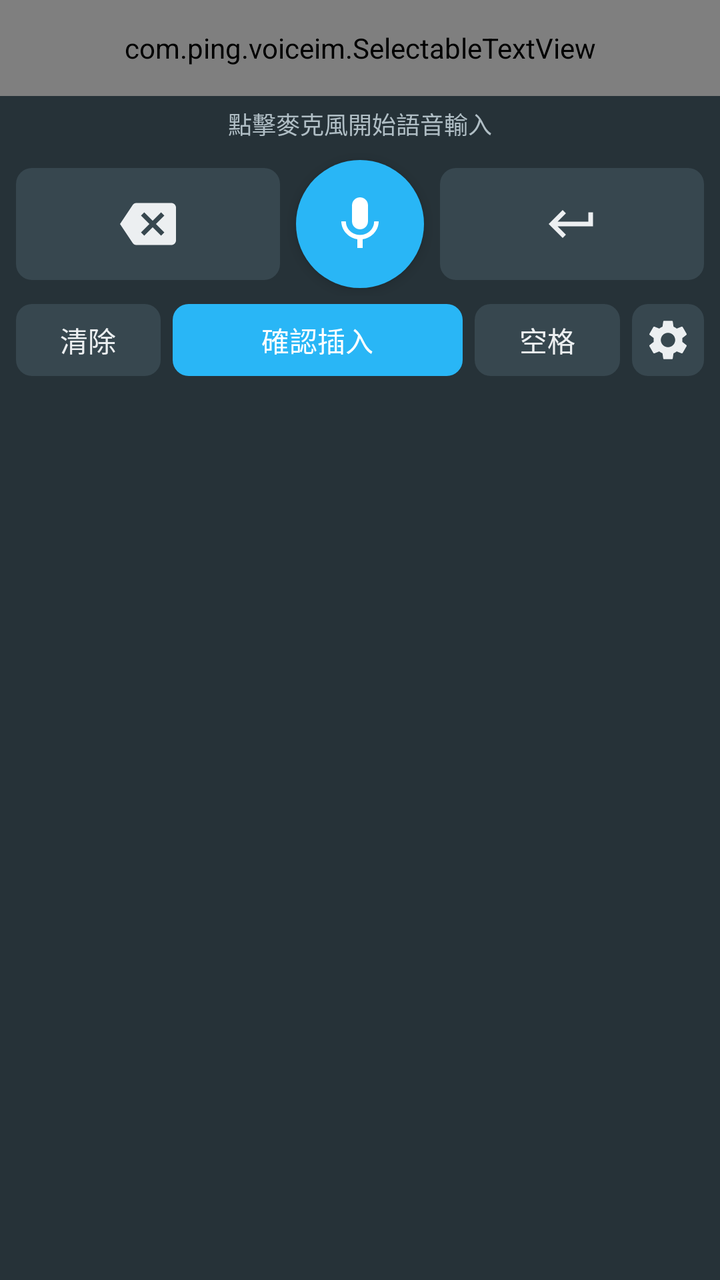
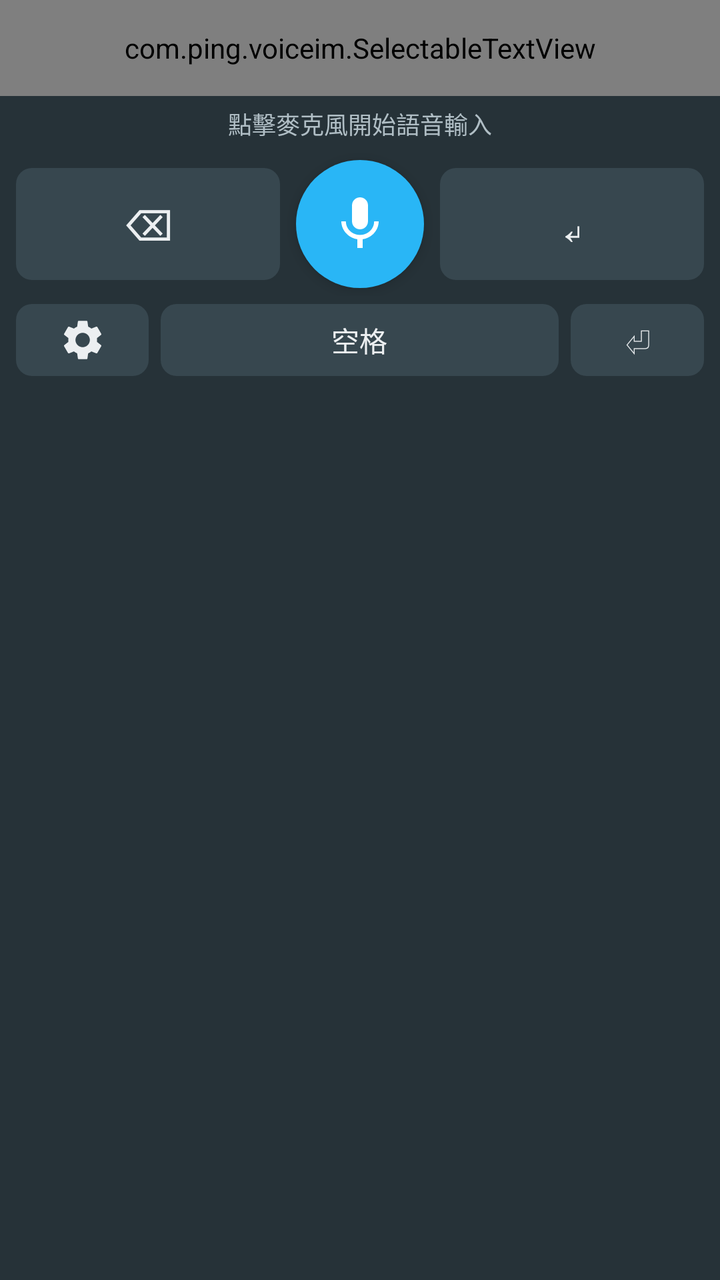

Two renders of the same Android screen: before a commit and after it. Below are the layout's source before the change and the commit's diff.
<!-- AndroidManifest.xml: application theme Theme.VoiceAssistant -->
<!-- res/layout/ime_keyboard.xml -->
<?xml version="1.0" encoding="utf-8"?>
<LinearLayout xmlns:android="http://schemas.android.com/apk/res/android"
    android:layout_width="match_parent"
    android:layout_height="wrap_content"
    android:orientation="vertical"
    android:background="@color/ime_bg"
    android:paddingBottom="8dp">

    
    <HorizontalScrollView
        android:layout_width="match_parent"
        android:layout_height="48dp"
        android:background="@color/ime_preview_bg"
        android:fillViewport="true">
        <com.ping.voiceim.SelectableTextView
            android:id="@+id/tv_transcription"
            android:layout_width="wrap_content"
            android:layout_height="match_parent"
            android:gravity="center_vertical"
            android:paddingStart="12dp"
            android:paddingEnd="12dp"
            android:textSize="18sp"
            android:textColor="@color/ime_preview_text"
            android:hint="辨識結果將顯示於此"
            android:textColorHint="#888888"
            android:singleLine="true" />
    </HorizontalScrollView>

    
    <ProgressBar
        android:id="@+id/progress_bar"
        style="@android:style/Widget.ProgressBar.Horizontal"
        android:layout_width="match_parent"
        android:layout_height="4dp"
        android:max="100"
        android:visibility="gone"
        android:progressTint="@color/ime_accent" />

    
    <TextView
        android:id="@+id/tv_status"
        android:layout_width="match_parent"
        android:layout_height="28dp"
        android:gravity="center"
        android:textSize="12sp"
        android:textColor="@color/ime_status_text"
        android:text="點擊麥克風開始語音輸入" />

    
    <LinearLayout
        android:id="@+id/layout_normal_controls"
        android:layout_width="match_parent"
        android:layout_height="wrap_content"
        android:orientation="vertical">

        
        <LinearLayout
            android:layout_width="match_parent"
            android:layout_height="72dp"
            android:orientation="horizontal"
            android:gravity="center_vertical"
            android:paddingStart="8dp"
            android:paddingEnd="8dp">

            <ImageButton
                android:id="@+id/btn_backspace"
                android:layout_width="0dp"
                android:layout_height="56dp"
                android:layout_weight="1"
                android:src="@drawable/ic_backspace"
                android:background="@drawable/key_bg"
                android:contentDescription="退格"
                android:scaleType="center" />

            <Space android:layout_width="8dp" android:layout_height="0dp" />

            <ImageButton
                android:id="@+id/btn_mic"
                android:layout_width="64dp"
                android:layout_height="64dp"
                android:src="@drawable/ic_mic"
                android:background="@drawable/mic_bg"
                android:contentDescription="語音輸入"
                android:scaleType="centerInside"
                android:padding="14dp"
                android:elevation="4dp" />

            <Space android:layout_width="8dp" android:layout_height="0dp" />

            <ImageButton
                android:id="@+id/btn_enter"
                android:layout_width="0dp"
                android:layout_height="56dp"
                android:layout_weight="1"
                android:src="@drawable/ic_enter"
                android:background="@drawable/key_bg"
                android:contentDescription="確認/換行"
                android:scaleType="center" />
        </LinearLayout>

        
        <LinearLayout
            android:layout_width="match_parent"
            android:layout_height="44dp"
            android:orientation="horizontal"
            android:paddingStart="8dp"
            android:paddingEnd="8dp"
            android:gravity="center_vertical">

            <TextView
                android:id="@+id/btn_clear"
                android:layout_width="0dp"
                android:layout_height="36dp"
                android:layout_weight="1"
                android:gravity="center"
                android:text="清除"
                android:textSize="14sp"
                android:textColor="@color/ime_key_text"
                android:background="@drawable/key_bg" />

            <Space android:layout_width="6dp" android:layout_height="0dp" />

            <TextView
                android:id="@+id/btn_commit"
                android:layout_width="0dp"
                android:layout_height="36dp"
                android:layout_weight="2"
                android:gravity="center"
                android:text="確認插入"
                android:textSize="14sp"
                android:textColor="@color/ime_accent_text"
                android:background="@drawable/commit_bg" />

            <Space android:layout_width="6dp" android:layout_height="0dp" />

            <TextView
                android:id="@+id/btn_space"
                android:layout_width="0dp"
                android:layout_height="36dp"
                android:layout_weight="1"
                android:gravity="center"
                android:text="空格"
                android:textSize="14sp"
                android:textColor="@color/ime_key_text"
                android:background="@drawable/key_bg" />

            <Space android:layout_width="6dp" android:layout_height="0dp" />

            <ImageButton
                android:id="@+id/btn_settings"
                android:layout_width="36dp"
                android:layout_height="36dp"
                android:src="@drawable/ic_settings"
                android:background="@drawable/key_bg"
                android:contentDescription="詞彙設定"
                android:scaleType="centerInside"
                android:padding="6dp" />
        </LinearLayout>
    </LinearLayout>

    
    <LinearLayout
        android:id="@+id/layout_candidates"
        android:layout_width="match_parent"
        android:layout_height="wrap_content"
        android:orientation="vertical"
        android:visibility="gone"
        android:background="@color/ime_bg">

        
        <TextView
            android:id="@+id/tv_selected_range"
            android:layout_width="match_parent"
            android:layout_height="32dp"
            android:gravity="center_vertical"
            android:paddingStart="12dp"
            android:paddingEnd="12dp"
            android:textSize="12sp"
            android:textColor="@color/ime_status_text"
            android:singleLine="true" />

        
        <ScrollView
            android:layout_width="match_parent"
            android:layout_height="wrap_content"
            android:maxHeight="96dp"
            android:paddingStart="8dp"
            android:paddingEnd="8dp"
            android:paddingTop="4dp"
            android:paddingBottom="4dp">
            <com.google.android.material.chip.ChipGroup
                android:id="@+id/ll_candidates"
                android:layout_width="match_parent"
                android:layout_height="wrap_content"
                app:chipSpacingHorizontal="4dp"
                app:chipSpacingVertical="2dp"
                xmlns:app="http://schemas.android.com/apk/res-auto" />
        </ScrollView>

        
        <LinearLayout
            android:layout_width="match_parent"
            android:layout_height="44dp"
            android:orientation="horizontal"
            android:paddingStart="8dp"
            android:paddingEnd="8dp"
            android:gravity="center_vertical">

            <TextView
                android:id="@+id/btn_sel_expand_left"
                android:layout_width="0dp"
                android:layout_height="36dp"
                android:layout_weight="1"
                android:gravity="center"
                android:text="◀"
                android:textSize="16sp"
                android:textColor="@color/ime_key_text"
                android:background="@drawable/key_bg" />

            <Space android:layout_width="6dp" android:layout_height="0dp" />

            <TextView
                android:id="@+id/btn_sel_expand_right"
                android:layout_width="0dp"
                android:layout_height="36dp"
                android:layout_weight="1"
                android:gravity="center"
                android:text="▶"
                android:textSize="16sp"
                android:textColor="@color/ime_key_text"
                android:background="@drawable/key_bg" />

            <Space android:layout_width="6dp" android:layout_height="0dp" />

            <TextView
                android:id="@+id/btn_cancel_selection"
                android:layout_width="0dp"
                android:layout_height="36dp"
                android:layout_weight="2"
                android:gravity="center"
                android:text="取消選取"
                android:textSize="13sp"
                android:textColor="@color/ime_key_text"
                android:background="@drawable/key_bg" />
        </LinearLayout>
    </LinearLayout>

</LinearLayout>
<!-- resources referenced by this layout -->
<resources>
  <color name="ime_accent">#29B6F6</color>
  <color name="ime_accent_text">#FFFFFF</color>
  <color name="ime_bg">#263238</color>
  <color name="ime_key_text">#ECEFF1</color>
  <color name="ime_preview_bg">#1C272C</color>
  <color name="ime_preview_text">#FFFFFF</color>
  <color name="ime_status_text">#B0BEC5</color>
  <!-- drawable commit_bg (drawable) -->
  <?xml version="1.0" encoding="utf-8"?>
  <shape xmlns:android="http://schemas.android.com/apk/res/android"
      android:shape="rectangle">
      <solid android:color="@color/ime_accent" />
      <corners android:radius="8dp" />
  </shape>
  <!-- drawable ic_backspace (drawable) -->
  <?xml version="1.0" encoding="utf-8"?>
  <vector xmlns:android="http://schemas.android.com/apk/res/android"
      android:width="28dp"
      android:height="28dp"
      android:viewportWidth="24"
      android:viewportHeight="24">
      <path
          android:fillColor="@color/ime_key_icon"
          android:pathData="M22,3H7c-0.69,0 -1.23,0.35 -1.59,0.88L0,12l5.41,8.11C5.77,20.64 6.31,21 7,21h15c1.1,0 2,-0.9 2,-2V5c0,-1.1 -0.9,-2 -2,-2zM19,15.59L17.59,17 14,13.41 10.41,17 9,15.59 12.59,12 9,8.41 10.41,7 14,10.59 17.59,7 19,8.41 15.41,12 19,15.59z"/>
  </vector>
  <!-- drawable ic_enter (drawable) -->
  <?xml version="1.0" encoding="utf-8"?>
  <vector xmlns:android="http://schemas.android.com/apk/res/android"
      android:width="28dp"
      android:height="28dp"
      android:viewportWidth="24"
      android:viewportHeight="24">
      <path
          android:fillColor="@color/ime_key_icon"
          android:pathData="M19,7v4H5.83l3.58,-3.59L8,6l-6,6 6,6 1.41,-1.41L5.83,13H21V7z"/>
  </vector>
  <!-- drawable ic_mic (drawable) -->
  <?xml version="1.0" encoding="utf-8"?>
  <vector xmlns:android="http://schemas.android.com/apk/res/android"
      android:width="32dp"
      android:height="32dp"
      android:viewportWidth="24"
      android:viewportHeight="24">
      <path
          android:fillColor="#FFFFFF"
          android:pathData="M12,14c1.66,0 2.99,-1.34 2.99,-3L15,5c0,-1.66 -1.34,-3 -3,-3S9,3.34 9,5v6c0,1.66 1.34,3 3,3z"/>
      <path
          android:fillColor="#FFFFFF"
          android:pathData="M17.3,11c0,3 -2.54,5.1 -5.3,5.1S6.7,14 6.7,11H5c0,3.41 2.72,6.23 6,6.72V21h2v-3.28c3.28,-0.48 6,-3.3 6,-6.72h-1.7z"/>
  </vector>
  <!-- drawable key_bg (drawable) -->
  <?xml version="1.0" encoding="utf-8"?>
  <shape xmlns:android="http://schemas.android.com/apk/res/android"
      android:shape="rectangle">
      <solid android:color="@color/ime_key_bg" />
      <corners android:radius="8dp" />
  </shape>
  <!-- drawable mic_bg (drawable) -->
  <?xml version="1.0" encoding="utf-8"?>
  <shape xmlns:android="http://schemas.android.com/apk/res/android"
      android:shape="oval">
      <solid android:color="@color/ime_accent" />
  </shape>
  <style name="Theme.VoiceAssistant" parent="Theme.MaterialComponents.DayNight.NoActionBar">
          <item name="colorPrimary">@color/ime_accent</item>
          <item name="colorPrimaryDark">#0288D1</item>
          <item name="colorAccent">@color/ime_accent</item>
      </style>
  <color name="ime_key_icon">#ECEFF1</color>
  <color name="ime_key_bg">#37474F</color>
  <!-- unchanged entries left out for length: 1 -->
</resources>

<!-- the commit's change to res/layout/ime_keyboard.xml (unified diff, before → after) -->
@@ -62,15 +62,16 @@
             android:paddingStart="8dp"
             android:paddingEnd="8dp">
 
-            <ImageButton
+            <TextView
                 android:id="@+id/btn_backspace"
                 android:layout_width="0dp"
                 android:layout_height="56dp"
                 android:layout_weight="1"
-                android:src="@drawable/ic_backspace"
-                android:background="@drawable/key_bg"
-                android:contentDescription="退格"
-                android:scaleType="center" />
+                android:gravity="center"
+                android:text="⌫"
+                android:textSize="22sp"
+                android:textColor="@color/ime_key_text"
+                android:background="@drawable/key_bg" />
 
             <Space android:layout_width="8dp" android:layout_height="0dp" />
 
@@ -87,15 +88,16 @@
 
             <Space android:layout_width="8dp" android:layout_height="0dp" />
 
-            <ImageButton
+            <TextView
                 android:id="@+id/btn_enter"
                 android:layout_width="0dp"
                 android:layout_height="56dp"
                 android:layout_weight="1"
-                android:src="@drawable/ic_enter"
-                android:background="@drawable/key_bg"
-                android:contentDescription="確認/換行"
-                android:scaleType="center" />
+                android:gravity="center"
+                android:text="↵"
+                android:textSize="22sp"
+                android:textColor="@color/ime_key_text"
+                android:background="@drawable/key_bg" />
         </LinearLayout>
 
         
@@ -107,54 +109,42 @@
             android:paddingEnd="8dp"
             android:gravity="center_vertical">
 
-            <TextView
-                android:id="@+id/btn_clear"
-                android:layout_width="0dp"
-                android:layout_height="36dp"
-                android:layout_weight="1"
-                android:gravity="center"
-                android:text="清除"
-                android:textSize="14sp"
-                android:textColor="@color/ime_key_text"
-                android:background="@drawable/key_bg" />
-
-            <Space android:layout_width="6dp" android:layout_height="0dp" />
-
-            <TextView
-                android:id="@+id/btn_commit"
-                android:layout_width="0dp"
-                android:layout_height="36dp"
-                android:layout_weight="2"
-                android:gravity="center"
-                android:text="確認插入"
-                android:textSize="14sp"
-                android:textColor="@color/ime_accent_text"
-                android:background="@drawable/commit_bg" />
-
-            <Space android:layout_width="6dp" android:layout_height="0dp" />
-
-            <TextView
-                android:id="@+id/btn_space"
-                android:layout_width="0dp"
-                android:layout_height="36dp"
-                android:layout_weight="1"
-                android:gravity="center"
-                android:text="空格"
-                android:textSize="14sp"
-                android:textColor="@color/ime_key_text"
-                android:background="@drawable/key_bg" />
-
-            <Space android:layout_width="6dp" android:layout_height="0dp" />
-
             <ImageButton
                 android:id="@+id/btn_settings"
-                android:layout_width="36dp"
-                android:layout_height="36dp"
+                android:layout_width="0dp"
+                android:layout_height="36dp"
+                android:layout_weight="1"
                 android:src="@drawable/ic_settings"
                 android:background="@drawable/key_bg"
                 android:contentDescription="詞彙設定"
                 android:scaleType="centerInside"
                 android:padding="6dp" />
+
+            <Space android:layout_width="6dp" android:layout_height="0dp" />
+
+            <TextView
+                android:id="@+id/btn_space"
+                android:layout_width="0dp"
+                android:layout_height="36dp"
+                android:layout_weight="3"
+                android:gravity="center"
+                android:text="空格"
+                android:textSize="14sp"
+                android:textColor="@color/ime_key_text"
+                android:background="@drawable/key_bg" />
+
+            <Space android:layout_width="6dp" android:layout_height="0dp" />
+
+            <TextView
+                android:id="@+id/btn_newline"
+                android:layout_width="0dp"
+                android:layout_height="36dp"
+                android:layout_weight="1"
+                android:gravity="center"
+                android:text="⏎"
+                android:textSize="18sp"
+                android:textColor="@color/ime_key_text"
+                android:background="@drawable/key_bg" />
         </LinearLayout>
     </LinearLayout>
 
<!-- resource entries referenced after the edit -->
@@ -1,41 +1,11 @@
 <!-- resources referenced by this layout -->
 <resources>
   <color name="ime_accent">#29B6F6</color>
-  <color name="ime_accent_text">#FFFFFF</color>
   <color name="ime_bg">#263238</color>
   <color name="ime_key_text">#ECEFF1</color>
   <color name="ime_preview_bg">#1C272C</color>
   <color name="ime_preview_text">#FFFFFF</color>
   <color name="ime_status_text">#B0BEC5</color>
-  <!-- drawable commit_bg (drawable) -->
-  <?xml version="1.0" encoding="utf-8"?>
-  <shape xmlns:android="http://schemas.android.com/apk/res/android"
-      android:shape="rectangle">
-      <solid android:color="@color/ime_accent" />
-      <corners android:radius="8dp" />
-  </shape>
-  <!-- drawable ic_backspace (drawable) -->
-  <?xml version="1.0" encoding="utf-8"?>
-  <vector xmlns:android="http://schemas.android.com/apk/res/android"
-      android:width="28dp"
-      android:height="28dp"
-      android:viewportWidth="24"
-      android:viewportHeight="24">
-      <path
-          android:fillColor="@color/ime_key_icon"
-          android:pathData="M22,3H7c-0.69,0 -1.23,0.35 -1.59,0.88L0,12l5.41,8.11C5.77,20.64 6.31,21 7,21h15c1.1,0 2,-0.9 2,-2V5c0,-1.1 -0.9,-2 -2,-2zM19,15.59L17.59,17 14,13.41 10.41,17 9,15.59 12.59,12 9,8.41 10.41,7 14,10.59 17.59,7 19,8.41 15.41,12 19,15.59z"/>
-  </vector>
-  <!-- drawable ic_enter (drawable) -->
-  <?xml version="1.0" encoding="utf-8"?>
-  <vector xmlns:android="http://schemas.android.com/apk/res/android"
-      android:width="28dp"
-      android:height="28dp"
-      android:viewportWidth="24"
-      android:viewportHeight="24">
-      <path
-          android:fillColor="@color/ime_key_icon"
-          android:pathData="M19,7v4H5.83l3.58,-3.59L8,6l-6,6 6,6 1.41,-1.41L5.83,13H21V7z"/>
-  </vector>
   <!-- drawable ic_mic (drawable) -->
   <?xml version="1.0" encoding="utf-8"?>
   <vector xmlns:android="http://schemas.android.com/apk/res/android"
